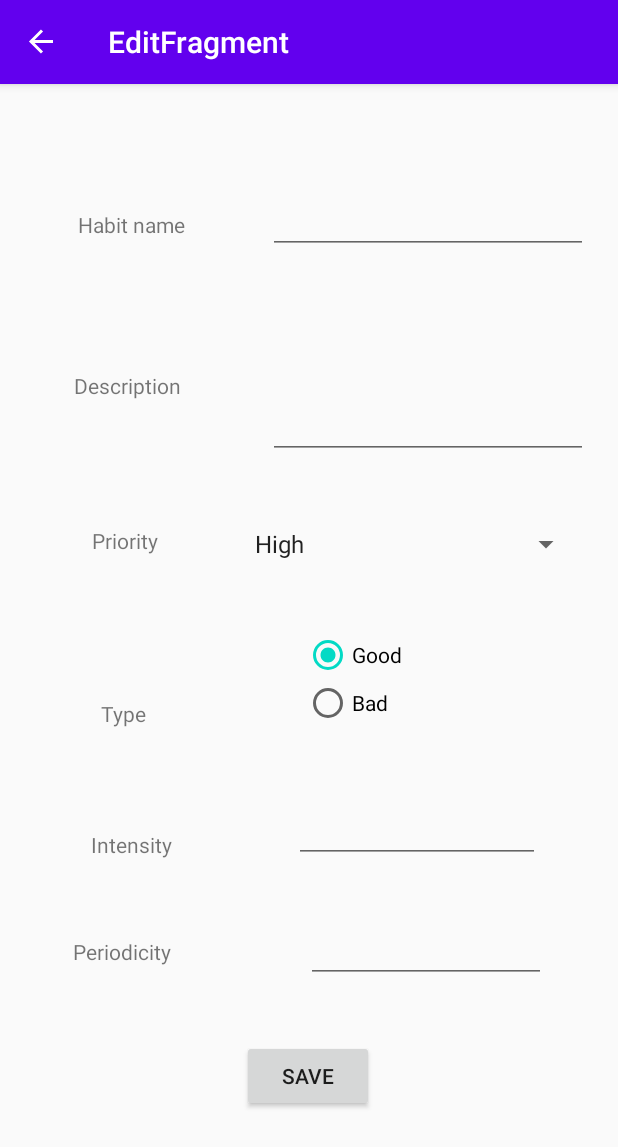
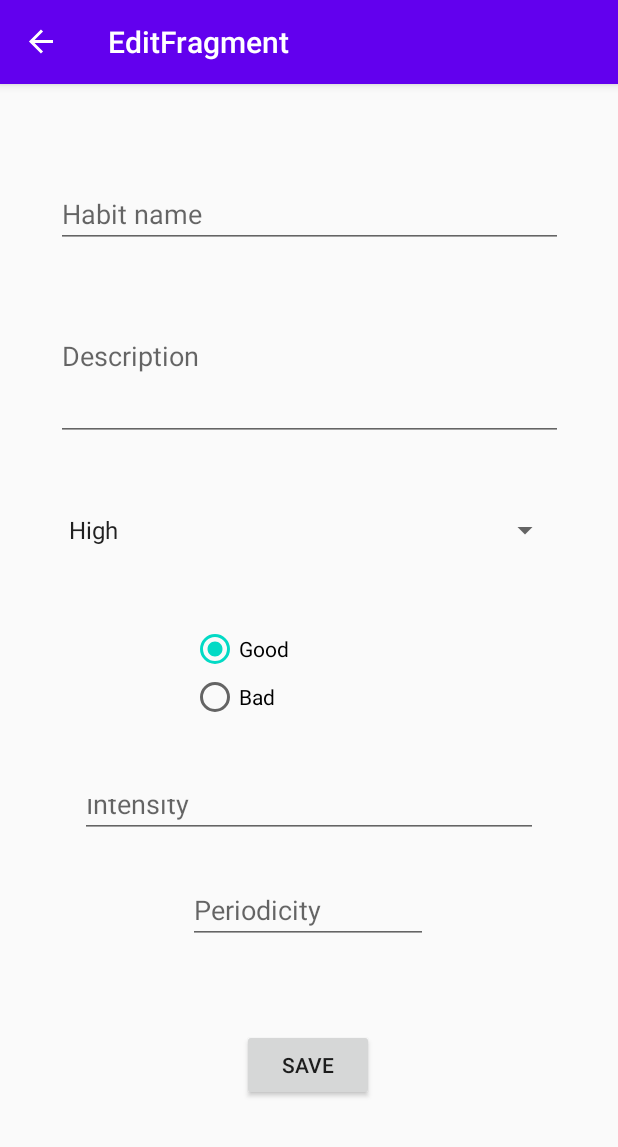
Before and after one commit to lgnv/Habits, an Android app: the EditFragment screen opened through its navigation route, on a phone screen of 412 x 824 dp. Shown: the top 1147 px of the screen. Run offline under Robolectric (Android 15) with nearby library versions, the light colour scheme and no system bars; our stand-ins replace Room's generated code, navigation-ui.

Commit message:
рефакторинг

```diff
--- a/app/src/main/java/com/example/habits/ui/edit/EditFragment.kt
+++ b/app/src/main/java/com/example/habits/ui/edit/EditFragment.kt
@@ -8,7 +8,6 @@ import android.widget.ArrayAdapter
 import android.widget.EditText
 import androidx.fragment.app.Fragment
 import androidx.navigation.findNavController
-import com.example.habits.App
 import com.example.habits.R
 import com.example.habits.habit.Habit
 import com.example.habits.habit.HabitPriority
--- a/app/src/main/java/com/example/habits/ui/filter/FilterFragment.kt
+++ b/app/src/main/java/com/example/habits/ui/filter/FilterFragment.kt
@@ -5,7 +5,6 @@ import android.view.LayoutInflater
 import android.view.View
 import android.view.ViewGroup
 import androidx.fragment.app.Fragment
-import com.example.habits.repositories.InMemoryHabitsRepository
 import com.example.habits.R
 import com.example.habits.ui.habits.HabitsViewModel
 import kotlinx.android.synthetic.main.fragment_filter.*
@@ -16,7 +15,6 @@ class FilterFragment : Fragment() {
     override fun onViewCreated(view: View, savedInstanceState: Bundle?) {
         super.onViewCreated(view, savedInstanceState)
         viewModel = HabitsViewModel.getInstance()
-
         filter.setOnClickListener {
             viewModel.nameFilter.postValue(search.query.toString())
         }
--- a/app/src/main/java/com/example/habits/ui/habits/HabitsFragment.kt
+++ b/app/src/main/java/com/example/habits/ui/habits/HabitsFragment.kt
@@ -34,10 +34,10 @@ class HabitsFragment : Fragment() {
             layoutManager = LinearLayoutManager(context)
             var habits = viewModel.showHabits.value ?: listOf()
             habits = if (habitsType == "Bad") {
-                    habits.filter { h -> h.type == "Bad" }
-                } else {
-                    habits.filter { h -> h.type == "Good" }
-                }
+                habits.filter { h -> h.type == "Bad" }
+            } else {
+                habits.filter { h -> h.type == "Good" }
+            }
             val habitsAdapter =
                 HabitRecyclerViewAdapter(habits as ArrayList<Habit>)
             habitsAdapter.onBindCallback = object :
@@ -60,9 +60,8 @@ class HabitsFragment : Fragment() {
             initRecycleView()
         })
         App.database.habitDao().getAll().observe(viewLifecycleOwner, Observer { habits ->
-            viewModel.showHabits.value = habits.toList().filter {
-                    habit -> (viewModel.nameFilter.value.isNullOrEmpty() || viewModel.nameFilter.value!! in habit.name)
-            }
+            viewModel.allHabits.value = habits.toList()
+
         })
     }
 
--- a/app/src/main/java/com/example/habits/ui/habits/HabitsViewModel.kt
+++ b/app/src/main/java/com/example/habits/ui/habits/HabitsViewModel.kt
@@ -3,17 +3,17 @@ package com.example.habits.ui.habits
 import androidx.lifecycle.MediatorLiveData
 import androidx.lifecycle.MutableLiveData
 import androidx.lifecycle.ViewModel
-import com.example.habits.App
 import com.example.habits.habit.Habit
 
-class HabitsViewModel() : ViewModel() {
-    val showHabits: MediatorLiveData<List<Habit>> = MediatorLiveData()
+class HabitsViewModel : ViewModel() {
+    val allHabits: MediatorLiveData<List<Habit>> = MediatorLiveData()
+    val showHabits: MediatorLiveData<List<Habit>> = allHabits
 
-    val nameFilter: MutableLiveData<String> = MutableLiveData()
+    val nameFilter: MutableLiveData<String> = MutableLiveData("")
 
     init {
-        showHabits.addSource(nameFilter) { name -> showHabits.value = showHabits.value!!.toList().filter {
-                    habit -> (nameFilter.value.isNullOrEmpty() || name in habit.name)
+        showHabits.addSource(nameFilter) { name -> showHabits.value = (allHabits.value ?: listOf()).toList().filter {
+                habit -> (nameFilter.value.isNullOrEmpty() || name in habit.name)
             }
         }
     }
--- a/app/src/main/res/layout/fragment_edit.xml
+++ b/app/src/main/res/layout/fragment_edit.xml
@@ -20,64 +20,62 @@
                 android:id="@+id/save_button"
                 android:layout_width="wrap_content"
                 android:layout_height="wrap_content"
+                android:layout_marginBottom="56dp"
                 android:text="@string/save"
                 app:layout_constraintBottom_toBottomOf="parent"
                 app:layout_constraintEnd_toEndOf="parent"
                 app:layout_constraintHorizontal_bias="0.498"
-                app:layout_constraintStart_toStartOf="parent"
-                app:layout_constraintTop_toBottomOf="@+id/textView8" />
+                app:layout_constraintStart_toStartOf="parent" />
 
             <EditText
                 android:id="@+id/edit_name"
-                android:layout_width="wrap_content"
-                android:layout_height="wrap_content"
-                android:layout_marginEnd="20dp"
-                android:layout_marginRight="20dp"
+                android:layout_width="338dp"
+                android:layout_height="41dp"
                 android:ems="10"
+                android:hint="@string/habit_name"
                 android:importantForAutofill="no"
                 android:inputType="textPersonName"
                 app:layout_constraintBottom_toTopOf="@+id/save_button"
                 app:layout_constraintEnd_toEndOf="parent"
+                app:layout_constraintStart_toStartOf="parent"
                 app:layout_constraintTop_toTopOf="parent"
                 app:layout_constraintVertical_bias="0.115"
                 tools:ignore="LabelFor" />
 
             <EditText
                 android:id="@+id/edit_description"
-                android:layout_width="wrap_content"
-                android:layout_height="wrap_content"
-                android:layout_marginEnd="20dp"
-                android:layout_marginRight="20dp"
+                android:layout_width="338dp"
+                android:layout_height="79dp"
                 android:autofillHints=""
                 android:ems="10"
                 android:gravity="start|top"
+                android:hint="@string/description"
                 android:inputType="textMultiLine"
                 android:lines="3"
                 app:layout_constraintBottom_toTopOf="@+id/save_button"
                 app:layout_constraintEnd_toEndOf="parent"
+                app:layout_constraintStart_toStartOf="parent"
                 app:layout_constraintTop_toBottomOf="@+id/edit_name"
                 app:layout_constraintVertical_bias="0.112"
                 tools:ignore="LabelFor" />
 
             <Spinner
                 android:id="@+id/spinner"
-                android:layout_width="226dp"
-                android:layout_height="25dp"
-                android:layout_marginEnd="24dp"
-                android:layout_marginRight="24dp"
+                android:layout_width="336dp"
+                android:layout_height="32dp"
                 app:layout_constraintBottom_toTopOf="@+id/save_button"
                 app:layout_constraintEnd_toEndOf="parent"
+                app:layout_constraintStart_toStartOf="parent"
                 app:layout_constraintTop_toBottomOf="@+id/edit_description"
                 app:layout_constraintVertical_bias="0.121" />
 
             <RadioGroup
                 android:id="@+id/radio_group"
-                android:layout_width="157dp"
-                android:layout_height="79dp"
-                android:layout_marginEnd="52dp"
-                android:layout_marginRight="52dp"
+                android:layout_width="158dp"
+                android:layout_height="67dp"
                 app:layout_constraintBottom_toTopOf="@+id/save_button"
                 app:layout_constraintEnd_toEndOf="parent"
+                app:layout_constraintStart_toStartOf="parent"
                 app:layout_constraintTop_toBottomOf="@+id/spinner"
                 app:layout_constraintVertical_bias="0.19">
 
@@ -94,101 +92,36 @@
                     android:text="@string/bad" />
             </RadioGroup>
 
-            <TextView
-                android:id="@+id/textView"
-                android:layout_width="wrap_content"
-                android:layout_height="wrap_content"
-                android:layout_marginTop="84dp"
-                android:gravity="center"
-                android:text="@string/habit_name"
-                app:layout_constraintEnd_toStartOf="@+id/edit_name"
-                app:layout_constraintHorizontal_bias="0.485"
-                app:layout_constraintStart_toStartOf="parent"
-                app:layout_constraintTop_toTopOf="parent" />
-
-            <TextView
-                android:id="@+id/textView2"
-                android:layout_width="wrap_content"
-                android:layout_height="wrap_content"
-                android:layout_marginTop="88dp"
-                android:text="@string/description"
-                app:layout_constraintEnd_toStartOf="@+id/edit_description"
-                app:layout_constraintHorizontal_bias="0.457"
-                app:layout_constraintStart_toStartOf="parent"
-                app:layout_constraintTop_toBottomOf="@+id/textView" />
-
-            <TextView
-                android:id="@+id/textView4"
-                android:layout_width="wrap_content"
-                android:layout_height="wrap_content"
-                android:layout_marginTop="84dp"
-                android:text="@string/priority"
-                app:layout_constraintEnd_toStartOf="@+id/spinner"
-                app:layout_constraintHorizontal_bias="0.517"
-                app:layout_constraintStart_toStartOf="parent"
-                app:layout_constraintTop_toBottomOf="@+id/textView2" />
-
-            <TextView
-                android:id="@+id/textView5"
-                android:layout_width="wrap_content"
-                android:layout_height="wrap_content"
-                android:layout_marginTop="96dp"
-                android:text="@string/type"
-                app:layout_constraintEnd_toStartOf="@+id/radio_group"
-                app:layout_constraintHorizontal_bias="0.391"
-                app:layout_constraintStart_toStartOf="parent"
-                app:layout_constraintTop_toBottomOf="@+id/textView4" />
-
             <EditText
                 android:id="@+id/edit_intensity"
-                android:layout_width="164dp"
-                android:layout_height="39dp"
-                android:layout_marginEnd="52dp"
-                android:layout_marginRight="52dp"
+                android:layout_width="305dp"
+                android:layout_height="36dp"
                 android:ems="10"
+                android:hint="@string/intensity"
                 android:importantForAutofill="no"
                 android:inputType="number"
                 app:layout_constraintBottom_toBottomOf="parent"
                 app:layout_constraintEnd_toEndOf="parent"
+                app:layout_constraintStart_toStartOf="parent"
                 app:layout_constraintTop_toBottomOf="@+id/radio_group"
                 app:layout_constraintVertical_bias="0.144"
                 tools:ignore="LabelFor" />
-
-            <TextView
-                android:id="@+id/textView6"
-                android:layout_width="wrap_content"
-                android:layout_height="wrap_content"
-                android:layout_marginTop="68dp"
-                android:text="@string/intensity"
-                app:layout_constraintEnd_toStartOf="@+id/edit_intensity"
-                app:layout_constraintHorizontal_bias="0.428"
-                app:layout_constraintStart_toStartOf="parent"
-                app:layout_constraintTop_toBottomOf="@+id/textView5" />
 
             <EditText
                 android:id="@+id/edit_periodicity"
                 android:layout_width="160dp"
                 android:layout_height="41dp"
-                android:layout_marginEnd="48dp"
-                android:layout_marginRight="48dp"
                 android:ems="10"
+                android:hint="@string/periodicity"
                 android:importantForAutofill="no"
                 android:inputType="number"
                 app:layout_constraintBottom_toTopOf="@+id/save_button"
                 app:layout_constraintEnd_toEndOf="parent"
+                app:layout_constraintHorizontal_bias="0.498"
+                app:layout_constraintStart_toStartOf="parent"
                 app:layout_constraintTop_toBottomOf="@+id/edit_intensity"
+                app:layout_constraintVertical_bias="0.338"
                 tools:ignore="LabelFor" />
-
-            <TextView
-                android:id="@+id/textView8"
-                android:layout_width="wrap_content"
-                android:layout_height="wrap_content"
-                android:layout_marginTop="52dp"
-                android:text="@string/periodicity"
-                app:layout_constraintEnd_toStartOf="@+id/edit_periodicity"
-                app:layout_constraintHorizontal_bias="0.352"
-                app:layout_constraintStart_toStartOf="parent"
-                app:layout_constraintTop_toBottomOf="@+id/textView6" />
 
         </androidx.constraintlayout.widget.ConstraintLayout>
     </FrameLayout>
--- a/app/src/main/res/layout/fragment_filter.xml
+++ b/app/src/main/res/layout/fragment_filter.xml
@@ -9,8 +9,10 @@
     app:layout_behavior="@string/bottom_sheet_behavior">
 
     <LinearLayout
+
+        app:behavior_hideable="false"
         android:layout_width="match_parent"
-        android:layout_height="wrap_content"
+        android:layout_height="800dp"
         android:layout_marginTop="40dp"
         android:background="#FFFFFF"
         android:orientation="vertical"
@@ -31,8 +33,8 @@
 
             <SearchView
                 android:id="@+id/search"
-                android:layout_width="269dp"
-                android:layout_height="match_parent">
+                android:layout_width="308dp"
+                android:layout_height="wrap_content">
 
             </SearchView>
 
```
